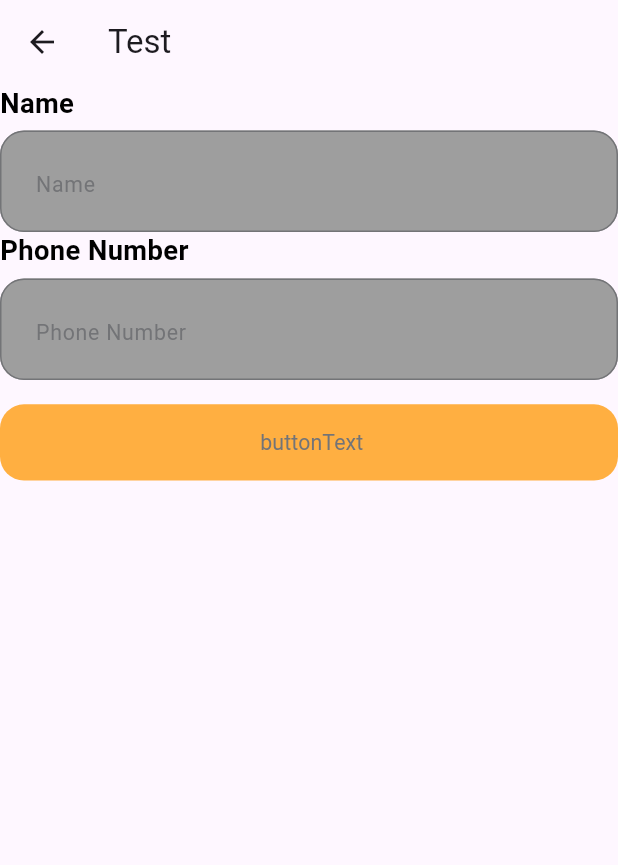
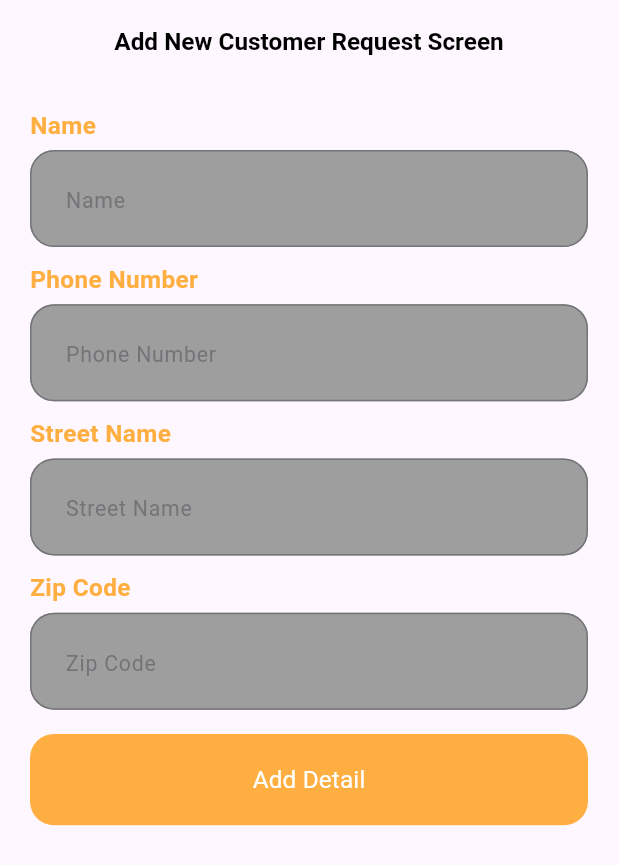
Before and after one commit to s4r4h4mdy0x01/CustomerRequestTask, a Flutter app: the screen it shows after launch, on a phone screen of 412 x 824 dp. Shown: the top 865 px of the screen. Run offline on Flutter 3.47's test engine with Material 3 defaults, Android fonts, the phone set to English and light mode, and no system bars; our stand-ins replace dio, flutter_bloc, flutter_screenutil, freezed_annotation, get_it, pretty_dio_logger and 1 more; generated files the repository leaves out were written again.

Commit message:
Add a solution to the problem

```diff
--- a/lib/core/network/api_constants.dart
+++ b/lib/core/network/api_constants.dart
@@ -1,6 +1,6 @@
 class ApiConstants {
-   static const String baseUrl = 'https://national-quality.runasp.net/api';
-   static const String customerRequestEndpoint = '/customer-request';
+   static const String baseUrl = 'https://national-quality.runasp.net/';
+   static const String customerRequestEndpoint = 'api/v1/customer-requests';
 
 
 }
--- a/lib/core/theme/styles_manager.dart
+++ b/lib/core/theme/styles_manager.dart
@@ -4,11 +4,6 @@ import 'package:flutter/material.dart';
 import 'package:flutter_screenutil/flutter_screenutil.dart';
 
 class TextStylesManager {
-  static TextStyle font26OrangekMedium = TextStyle(
-    fontSize: 26.sp,
-    fontWeight: FontWeightManager.medium,
-    color: ColorManager.primary,
-  );
 
   static TextStyle font18BlackSemiBold = TextStyle(
     fontSize: 18.sp,
@@ -21,6 +16,11 @@ class TextStylesManager {
     fontWeight: FontWeightManager.regular,
     color: ColorManager.primary,
   );
+  static TextStyle font16PrimarySemiBold = TextStyle(
+    fontSize: 16.sp,
+    fontWeight: FontWeightManager.semiBold,
+    color: ColorManager.primary,
+  );
 
   static TextStyle font13GrayRegular = TextStyle(
     fontSize: 14.sp,
@@ -28,16 +28,18 @@ class TextStylesManager {
     color: ColorManager.grey,
   );
 
-  //? todo
-  static TextStyle font13Regular = TextStyle(
-    fontSize: 13.sp,
+  static TextStyle font16WhiteRegular = TextStyle(
+    fontSize: 16.sp,
     fontWeight: FontWeightManager.regular,
+    color: ColorManager.white,
+  );
+
+
+
+
+  static TextStyle font16BlackMedium = TextStyle(
+    fontSize: 16.sp,
+    fontWeight: FontWeightManager.semiBold,
     color: ColorManager.black,
   );
-
-  static TextStyle font18WhiteMedium = TextStyle(
-    fontSize: 24.sp,
-    fontWeight: FontWeightManager.semiBold,
-    color: ColorManager.white,
-  );
 }
--- a/lib/core/widgets/app_text_button.dart
+++ b/lib/core/widgets/app_text_button.dart
@@ -45,7 +45,7 @@ class AppTextButton extends StatelessWidget {
           ),
         ),
         fixedSize: WidgetStateProperty.all(
-          Size(buttonWidth?.w ?? double.maxFinite, buttonHeight ?? 50.h),
+          Size(buttonWidth?.w ?? double.maxFinite, buttonHeight ?? 60.h),
         ),
       ),
       onPressed: onPressed,
--- a/lib/core/widgets/app_text_form_field.dart
+++ b/lib/core/widgets/app_text_form_field.dart
@@ -65,7 +65,7 @@ class AppTextFormField extends StatelessWidget {
         hintStyle: TextStylesManager.font13GrayRegular,
         suffixIcon: suffixIcon,
       ),
-      style: TextStylesManager.font18BlackSemiBold,
+      style: TextStylesManager.font16BlackMedium,
     );
   }
 }
--- a/lib/features/add_new_customer_request/data/models/customer_request_request_body.dart
+++ b/lib/features/add_new_customer_request/data/models/customer_request_request_body.dart
@@ -3,7 +3,7 @@ part 'customer_request_request_body.g.dart';
 @JsonSerializable()
 class CustomerRequestRequestBody {
   final String name;
-  final String phoneNumber;
+  final String? phoneNumber;
   final String? taxNumber;
   final double? creditLimit;
   final String? buildingNumber;
@@ -16,6 +16,6 @@ class CustomerRequestRequestBody {
   final String? countryArName;
 
 
-  CustomerRequestRequestBody({required this.name, required this.phoneNumber, required this.taxNumber, required this.creditLimit, required this.buildingNumber, required this.streetName, required this.subNumber, required this.zipCode, required this.cityEnName, required this.cityArName, required this.countryEnName, required this.countryArName,});
+  CustomerRequestRequestBody({required this.name,  this.phoneNumber,  this.taxNumber,  this.creditLimit, this.buildingNumber, this.streetName, this.subNumber, this.zipCode, this.cityEnName,  this.cityArName,  this.countryEnName, this.countryArName,});
    Map<String, dynamic> toJson() => _$CustomerRequestRequestBodyToJson(this);
 }
--- a/lib/features/add_new_customer_request/data/repo/customer_request_repo.dart
+++ b/lib/features/add_new_customer_request/data/repo/customer_request_repo.dart
@@ -11,9 +11,9 @@ class CustomerRequestRepo {
     try {
       final response = await _apiService.customerRequest(
         customerRequestRequestBody.name,
-        customerRequestRequestBody.phoneNumber,
+        customerRequestRequestBody.phoneNumber??'',
         customerRequestRequestBody.taxNumber??'',
-        customerRequestRequestBody.creditLimit??0.0,
+        customerRequestRequestBody.creditLimit?? 0.0,
         customerRequestRequestBody.buildingNumber??'',
         customerRequestRequestBody.streetName??'',
         customerRequestRequestBody.subNumber??0,
--- a/lib/features/add_new_customer_request/ui/screen/add_new_customer_request_screen.dart
+++ b/lib/features/add_new_customer_request/ui/screen/add_new_customer_request_screen.dart
@@ -1,4 +1,3 @@
-import 'package:customer_request_task/core/helper/extensions.dart';
 import 'package:customer_request_task/core/helper/spacing.dart';
 import 'package:customer_request_task/core/theme/styles_manager.dart';
 import 'package:customer_request_task/core/widgets/app_text_button.dart';
@@ -14,18 +13,25 @@ class AddNewCustomerRequestScreen extends StatelessWidget {
   @override
   Widget build(BuildContext context) {
     return Scaffold(
-      appBar: AppBar(title: Text("Test"),),
-      body:Column(
+      appBar: AppBar(
+        centerTitle: true,
+        automaticallyImplyLeading: false,
+        title: Text("Add New Customer Request Screen", style: TextStylesManager.font16BlackMedium,
+      ),),
+      body:  SingleChildScrollView(
+        child: Container(
+            margin: const EdgeInsets.fromLTRB(20, 16, 20, 28),
+          child: Column(
             children: [
               const ColumnCustomerRequest(),
               verticalSpace(16),
-          AppTextButton(buttonText:' buttonText', textStyle: TextStylesManager.font13GrayRegular, onPressed: ()async{
+              AppTextButton(buttonText:'Add Detail', textStyle: TextStylesManager.font16WhiteRegular, onPressed: ()async{
                 context.read< CustomerRequestCubit>().emitCustomerRequest();
-            if(context.mounted){
-              context.pop();
-            }      }),
+                  }),
                 CustomerRequestBlocListener(),
             ],
+          ),
+        ),
       ) ,
     );
   }
--- a/lib/features/add_new_customer_request/ui/widgets/column_customer_request.dart
+++ b/lib/features/add_new_customer_request/ui/widgets/column_customer_request.dart
@@ -1,6 +1,7 @@
+import 'package:customer_request_task/core/helper/spacing.dart';
 import 'package:customer_request_task/core/widgets/app_text_form_field.dart';
 import 'package:customer_request_task/features/add_new_customer_request/logic/customer_request_cubit.dart';
-import 'package:customer_request_task/features/add_new_customer_request/ui/widgets/customer_request_value.dart';
+import 'package:customer_request_task/features/add_new_customer_request/ui/widgets/customer_request_text_form_field_and_text.dart';
 import 'package:flutter/material.dart';
 import 'package:flutter_bloc/flutter_bloc.dart';
 
@@ -13,14 +14,26 @@ class ColumnCustomerRequest extends StatelessWidget {
     key: context.read<CustomerRequestCubit>().formKey,
     child: Column(
       children: [
-        CustomerRequestValue(appTextFormField: AppTextFormField(hintText: 'Name',
+        CustomerRequestTextFormFieldAndText(appTextFormField: AppTextFormField(hintText: 'Name',
          keyboardType: TextInputType.name
          ,controller: context.read<CustomerRequestCubit>().nameController , ),
           text: 'Name',),
-           CustomerRequestValue(appTextFormField: AppTextFormField(hintText: 'Phone Number',
-         keyboardType: TextInputType.name
+          verticalSpace(10),
+        CustomerRequestTextFormFieldAndText(appTextFormField: AppTextFormField(hintText: 'Phone Number',
+         keyboardType: TextInputType.phone
          ,controller: context.read<CustomerRequestCubit>().phoneNumberController , ),
           text: 'Phone Number',),
+            verticalSpace(10),
+        CustomerRequestTextFormFieldAndText(appTextFormField: AppTextFormField(hintText: 'Street Name',
+         keyboardType: TextInputType.name
+         ,controller: context.read<CustomerRequestCubit>().streetNameController , ),
+          text: 'Street Name',),
+              verticalSpace(10),
+        CustomerRequestTextFormFieldAndText(appTextFormField: AppTextFormField(hintText: 'Zip Code',
+         keyboardType: TextInputType.name
+         ,controller: context.read<CustomerRequestCubit>().zipCodeController , ),
+          text: 'Zip Code',),
+
       ],
     ));
   }
--- a/lib/features/add_new_customer_request/ui/widgets/customer_request_value.dart
+++ b/lib/features/add_new_customer_request/ui/widgets/customer_request_text_form_field_and_text.dart
@@ -3,12 +3,12 @@ import 'package:customer_request_task/core/theme/styles_manager.dart';
 import 'package:customer_request_task/core/widgets/app_text_form_field.dart';
 import 'package:flutter/material.dart';
 
-class CustomerRequestValue extends StatelessWidget {
+class CustomerRequestTextFormFieldAndText extends StatelessWidget {
   final String text;
 
   final AppTextFormField appTextFormField;
 
-  const  CustomerRequestValue({
+  const  CustomerRequestTextFormFieldAndText({
     super.key,
     required this.text,
 
@@ -22,9 +22,7 @@ class CustomerRequestValue extends StatelessWidget {
       children: [
         Text(
           text,
-          style: TextStylesManager.font18BlackSemiBold,
-          maxLines: 2,
-
+          style: TextStylesManager.font16PrimarySemiBold,
         ),
         verticalSpace(5),
      appTextFormField,
```
Also changed, not shown: lib/features/add_new_customer_request/logic/customer_request_cubit.dart (+15 -0 lines), lib/features/add_new_customer_request/ui/widgets/customer_request_bloc_listener.dart (+31 -67 lines), lib/core/network/api_service.g.dart. Lines whose indentation alone changed are shown as unchanged.
